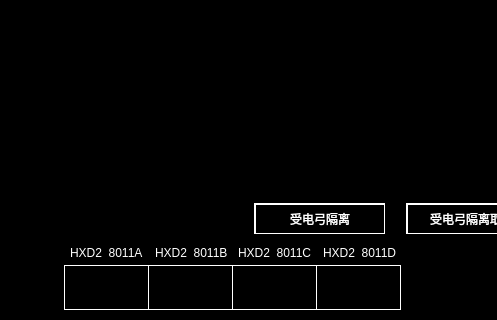
Above: settng_panto.ui from mayue-crrc/Loco8 before the change; both pictures show x 0 to 497 and y 105 to 425 of the 800 by 425 pixel window. Below: the same form after it.
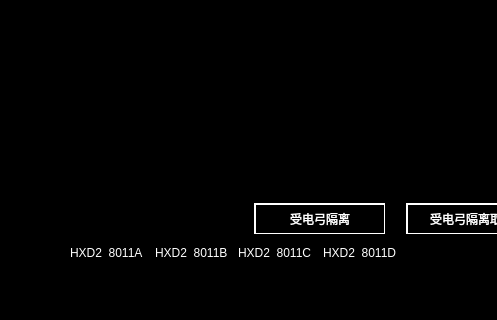
That is the form after the change. Icons and pictures are not drawn.

Commit message: solve conflict

```diff
--- a/settng_panto.ui
+++ b/settng_panto.ui
@@ -105,7 +105,7 @@
     <string>0</string>
    </property>
    <property name="styleSheet">
-    <string notr="true">border:1px solid white;
+    <string notr="true">border:1px solid black;
 image: url(:/images/images/Cheti_L.png);</string>
    </property>
    <property name="text">
@@ -192,7 +192,7 @@
     <string>2</string>
    </property>
    <property name="styleSheet">
-    <string notr="true">border:1px solid white;
+    <string notr="true">border:1px solid black;
 image: url(:/images/images/Cheti_L.png);</string>
    </property>
    <property name="text">
@@ -263,7 +263,7 @@
     <string>1</string>
    </property>
    <property name="styleSheet">
-    <string notr="true">border:1px solid white;
+    <string notr="true">border:1px solid black;
 image: url(:/images/images/Cheti-reverse.png);</string>
    </property>
    <property name="text">
@@ -328,7 +328,7 @@
     <string>3</string>
    </property>
    <property name="styleSheet">
-    <string notr="true">border:1px solid white;
+    <string notr="true">border:1px solid black;
 image: url(:/images/images/Cheti-reverse.png);</string>
    </property>
    <property name="text">
```
The commit also changes 1 other file.
